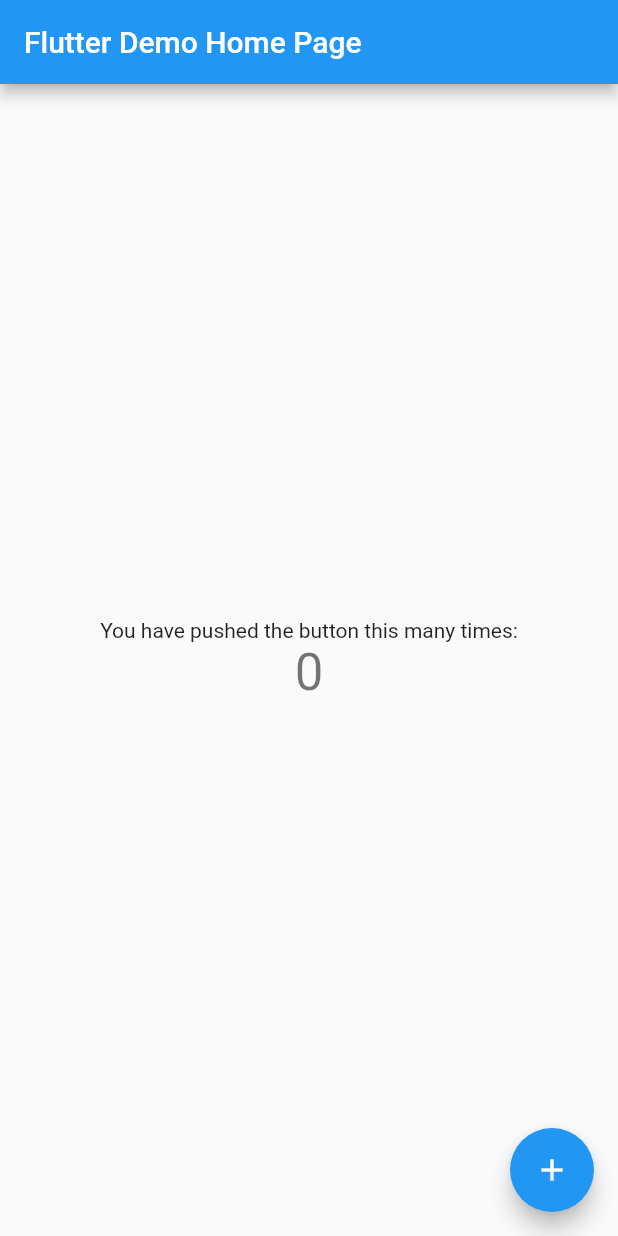
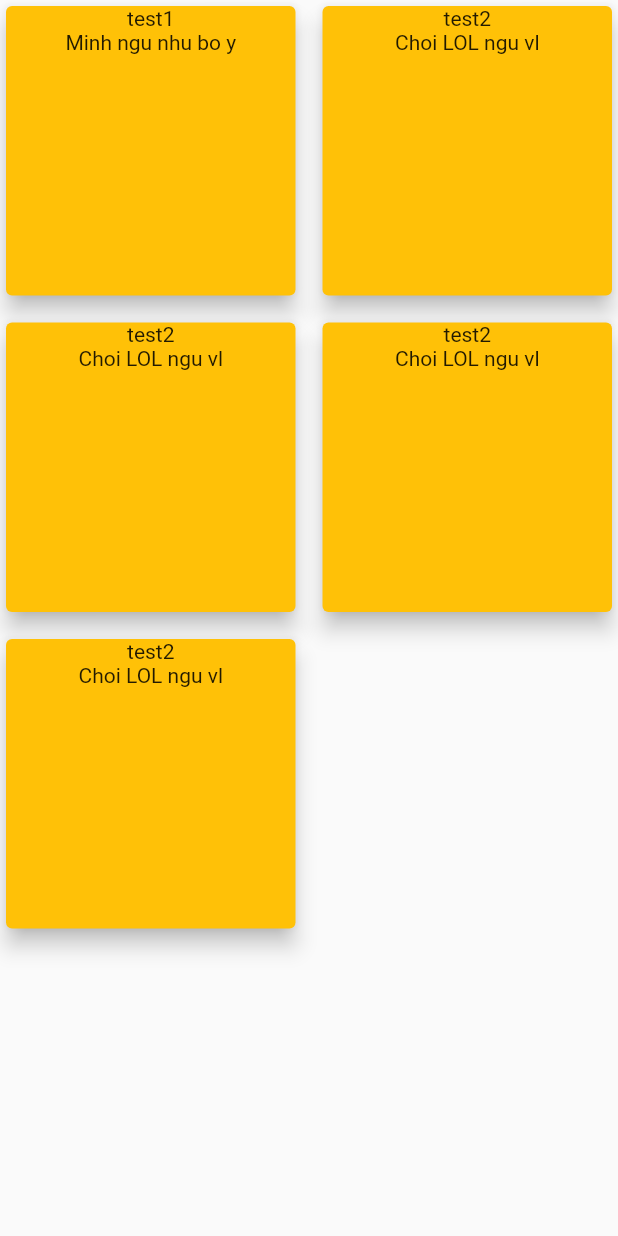
Before and after one commit to justbaominh/notetastic, a Flutter app: the screen it shows after launch, on a phone screen of 412 x 824 dp. Run offline on Flutter 3.47's test engine with Material 2 defaults, Android fonts, the phone set to English and light mode, and no system bars.

Commit message:
Create beta homescreen

```diff
--- a/lib/main.dart
+++ b/lib/main.dart
@@ -1,4 +1,7 @@
 import 'package:flutter/material.dart';
+import 'package:notetastic/screens/blank_screen.dart';
+
+import './screens/home_screen.dart';
 
 void main() {
   runApp(MyApp());
@@ -9,105 +12,15 @@
   @override
   Widget build(BuildContext context) {
     return MaterialApp(
-      title: 'Flutter Demo',
+      title: 'Notetastic',
       theme: ThemeData(
-        // This is the theme of your application.
-        //
-        // Try running your application with "flutter run". You'll see the
-        // application has a blue toolbar. Then, without quitting the app, try
-        // changing the primarySwatch below to Colors.green and then invoke
-        // "hot reload" (press "r" in the console where you ran "flutter run",
-        // or simply save your changes to "hot reload" in a Flutter IDE).
-        // Notice that the counter didn't reset back to zero; the application
-        // is not restarted.
-        primarySwatch: Colors.blue,
+        primaryColor: Color(0xFFF4CE6A),
       ),
-      home: MyHomePage(title: 'Flutter Demo Home Page'),
+      home: HomeScreen(),
+      routes: {
+        "/hs": (context) => HomeScreen(),
+        "/test": (context) => BlankScreen(),
+      },
     );
   }
 }
-
-class MyHomePage extends StatefulWidget {
-  MyHomePage({Key key, this.title}) : super(key: key);
-
-  // This widget is the home page of your application. It is stateful, meaning
-  // that it has a State object (defined below) that contains fields that affect
-  // how it looks.
-
-  // This class is the configuration for the state. It holds the values (in this
-  // case the title) provided by the parent (in this case the App widget) and
-  // used by the build method of the State. Fields in a Widget subclass are
-  // always marked "final".
-
-  final String title;
-
-  @override
-  _MyHomePageState createState() => _MyHomePageState();
-}
-
-class _MyHomePageState extends State<MyHomePage> {
-  int _counter = 0;
-
-  void _incrementCounter() {
-    setState(() {
-      // This call to setState tells the Flutter framework that something has
-      // changed in this State, which causes it to rerun the build method below
-      // so that the display can reflect the updated values. If we changed
-      // _counter without calling setState(), then the build method would not be
-      // called again, and so nothing would appear to happen.
-      _counter++;
-    });
-  }
-
-  @override
-  Widget build(BuildContext context) {
-    // This method is rerun every time setState is called, for instance as done
-    // by the _incrementCounter method above.
-    //
-    // The Flutter framework has been optimized to make rerunning build methods
-    // fast, so that you can just rebuild anything that needs updating rather
-    // than having to individually change instances of widgets.
-    return Scaffold(
-      appBar: AppBar(
-        // Here we take the value from the MyHomePage object that was created by
-        // the App.build method, and use it to set our appbar title.
-        title: Text(widget.title),
-      ),
-      body: Center(
-        // Center is a layout widget. It takes a single child and positions it
-        // in the middle of the parent.
-        child: Column(
-          // Column is also a layout widget. It takes a list of children and
-          // arranges them vertically. By default, it sizes itself to fit its
-          // children horizontally, and tries to be as tall as its parent.
-          //
-          // Invoke "debug painting" (press "p" in the console, choose the
-          // "Toggle Debug Paint" action from the Flutter Inspector in Android
-          // Studio, or the "Toggle Debug Paint" command in Visual Studio Code)
-          // to see the wireframe for each widget.
-          //
-          // Column has various properties to control how it sizes itself and
-          // how it positions its children. Here we use mainAxisAlignment to
-          // center the children vertically; the main axis here is the vertical
-          // axis because Columns are vertical (the cross axis would be
-          // horizontal).
-          mainAxisAlignment: MainAxisAlignment.center,
-          children: <Widget>[
-            Text(
-              'You have pushed the button this many times:',
-            ),
-            Text(
-              '$_counter',
-              style: Theme.of(context).textTheme.headline4,
-            ),
-          ],
-        ),
-      ),
-      floatingActionButton: FloatingActionButton(
-        onPressed: _incrementCounter,
-        tooltip: 'Increment',
-        child: Icon(Icons.add),
-      ), // This trailing comma makes auto-formatting nicer for build methods.
-    );
-  }
-}
--- /dev/null
+++ b/lib/models/note.dart
@@ -0,0 +1,12 @@
+class Note {
+  String id;
+  String title;
+  String content;
+
+  Note({
+    this.title = "Untitled",
+    this.content,
+  }) {
+    id = DateTime.now().toString();
+  }
+}
--- /dev/null
+++ b/lib/screens/blank_screen.dart
@@ -0,0 +1,8 @@
+import 'package:flutter/material.dart';
+
+class BlankScreen extends StatelessWidget {
+  @override
+  Widget build(BuildContext context) {
+    return Scaffold();
+  }
+}
--- /dev/null
+++ b/lib/screens/home_screen.dart
@@ -0,0 +1,35 @@
+import 'package:flutter/material.dart';
+
+import '../widgets/note_grid.dart';
+
+class HomeScreen extends StatelessWidget {
+  static const List<Map<String, String>> noteData = [
+    {
+      "title": "test1",
+      "content": "Minh ngu nhu bo y",
+    },
+    {
+      "title": "test2",
+      "content": "Choi LOL ngu vl",
+    },
+    {
+      "title": "test2",
+      "content": "Choi LOL ngu vl",
+    },
+    {
+      "title": "test2",
+      "content": "Choi LOL ngu vl",
+    },
+    {
+      "title": "test2",
+      "content": "Choi LOL ngu vl",
+    },
+  ];
+
+  @override
+  Widget build(BuildContext context) {
+    return Scaffold(
+      body: NoteGrid(noteData),
+    );
+  }
+}
--- /dev/null
+++ b/lib/widgets/note_grid.dart
@@ -0,0 +1,43 @@
+import 'package:flutter/material.dart';
+
+// import '../models/note.dart';
+
+class NoteGrid extends StatefulWidget {
+  final List<Map<String, String>> noteData;
+
+  NoteGrid(this.noteData);
+
+  @override
+  _NoteGridState createState() => _NoteGridState();
+}
+
+class _NoteGridState extends State<NoteGrid> {
+  @override
+  Widget build(BuildContext context) {
+    return GridView.builder(
+      gridDelegate: const SliverGridDelegateWithFixedCrossAxisCount(
+        crossAxisCount: 2,
+        crossAxisSpacing: 10,
+        mainAxisSpacing: 10,
+      ),
+      itemCount: widget.noteData.length,
+      itemBuilder: (context, index) {
+        return GestureDetector(
+          onTap: () {
+            Navigator.of(context).pushNamed("/test");
+          },
+          child: Card(
+            elevation: 6,
+            color: Colors.amber,
+            child: Column(
+              children: [
+                Text(widget.noteData[index]["title"]),
+                Text(widget.noteData[index]["content"]),
+              ],
+            ),
+          ),
+        );
+      },
+    );
+  }
+}
```
